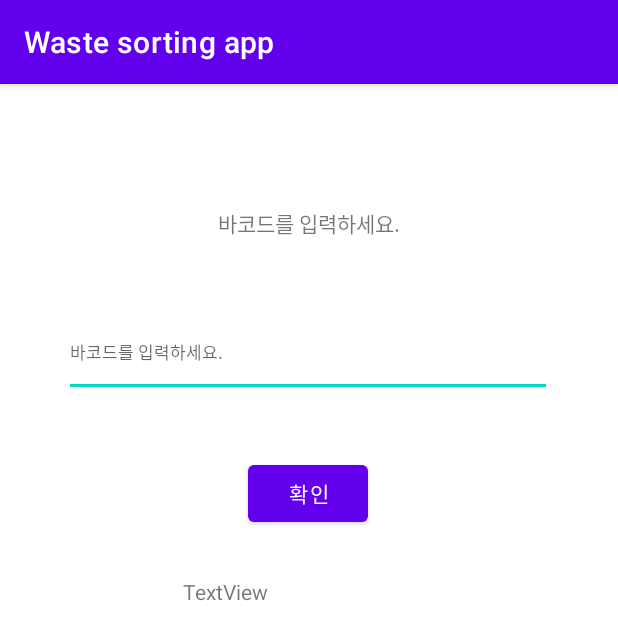
After one commit to qor4/Separation-collection-application-using-barcode-scanning, an Android app: the InsertBarcode screen opened directly, with no data from a screen before it, on a phone screen of 412 x 824 dp. The commit adds this screen. Shown: the top 640 px of the screen. Run offline under Robolectric (Android 15) with nearby library versions, the phone set to English and light mode, and no system bars; libraries missing offline, so code that uses them is left out: com.google.zxing.integration.

```diff
--- /dev/null
+++ b/app/src/main/java/com/example/wastesortingapp/InsertBarcode.java
@@ -0,0 +1,35 @@
+package com.example.wastesortingapp;
+
+import androidx.appcompat.app.AppCompatActivity;
+
+import android.content.Intent;
+import android.os.Bundle;
+import android.text.Editable;
+import android.view.View;
+import android.widget.Button;
+import android.widget.EditText;
+import android.widget.TextView;
+import android.widget.Toast;
+
+import com.google.zxing.integration.android.IntentIntegrator;
+
+public class InsertBarcode extends AppCompatActivity {
+
+    @Override
+    protected void onCreate(Bundle savedInstanceState) {
+        super.onCreate(savedInstanceState);
+        setContentView(R.layout.activity_insert_barcode);
+    }
+
+    public void btn_Click(View v) {
+        Intent ToMain = new Intent();
+        String insertbarcode;
+        EditText editText = (EditText)findViewById(R.id.editText);
+        insertbarcode = String.valueOf(editText.getText());
+        //Toast.makeText(this, "결과 : "+insertbarcode, Toast.LENGTH_LONG).show();
+
+        ToMain.putExtra("Barcodenum", insertbarcode);
+        setResult(RESULT_OK, ToMain);
+        finish();
+    }
+}
--- /dev/null
+++ b/app/src/main/res/layout/activity_insert_barcode.xml
@@ -0,0 +1,61 @@
+<?xml version="1.0" encoding="utf-8"?>
+<androidx.constraintlayout.widget.ConstraintLayout xmlns:android="http://schemas.android.com/apk/res/android"
+    xmlns:app="http://schemas.android.com/apk/res-auto"
+    xmlns:tools="http://schemas.android.com/tools"
+    android:layout_width="match_parent"
+    android:layout_height="match_parent"
+    tools:context=".InsertBarcode">
+
+    <TextView
+        android:id="@+id/textView"
+        android:layout_width="wrap_content"
+        android:layout_height="wrap_content"
+        android:layout_marginTop="82dp"
+        android:text="바코드를 입력하세요."
+        app:layout_constraintEnd_toEndOf="parent"
+        app:layout_constraintStart_toStartOf="parent"
+        app:layout_constraintTop_toTopOf="parent" />
+
+    <EditText
+        android:id="@+id/editText"
+        android:layout_width="325dp"
+        android:layout_height="0dp"
+        android:layout_marginTop="150dp"
+        android:layout_marginBottom="120dp"
+        android:hint="바코드를 입력하세요."
+        android:selectAllOnFocus="true"
+        android:singleLine="true"
+        android:textSize="5pt"
+        app:layout_constraintBottom_toTopOf="@+id/textView2"
+        app:layout_constraintEnd_toEndOf="parent"
+        app:layout_constraintHorizontal_bias="0.494"
+        app:layout_constraintStart_toStartOf="parent"
+        app:layout_constraintTop_toTopOf="parent"
+        tools:text="바코드드" />
+
+    <Button
+        android:id="@+id/button"
+        android:layout_width="80dp"
+        android:layout_height="50dp"
+        android:layout_marginBottom="470dp"
+        android:onClick="btn_Click"
+        android:text="확인"
+        app:layout_constraintBottom_toBottomOf="parent"
+        app:layout_constraintEnd_toEndOf="parent"
+        app:layout_constraintHorizontal_bias="0.498"
+        app:layout_constraintStart_toStartOf="parent"
+        app:layout_constraintTop_toBottomOf="@+id/editText"
+        app:layout_constraintVertical_bias="1.0" />
+
+    <TextView
+        android:id="@+id/textView2"
+        android:layout_width="168dp"
+        android:layout_height="0dp"
+        android:layout_marginBottom="381dp"
+        android:text="TextView"
+        app:layout_constraintBottom_toBottomOf="parent"
+        app:layout_constraintEnd_toEndOf="parent"
+        app:layout_constraintStart_toStartOf="parent"
+        app:layout_constraintTop_toBottomOf="@+id/editText" />
+
+</androidx.constraintlayout.widget.ConstraintLayout>
```
Also changed, not shown: app/src/main/AndroidManifest.xml (+12 -2 lines), app/src/main/java/com/example/wastesortingapp/BookDatabase.java (added, +244 -0 lines), app/src/main/java/com/example/wastesortingapp/BookInfo.java (added, +48 -0 lines), app/src/main/java/com/example/wastesortingapp/MainActivity.java (+65 -8 lines), app/src/main/java/com/example/wastesortingapp/Paper.java (added, +14 -0 lines), app/src/main/res/layout/activity_main.xml (+3 -4 lines), app/src/main/res/layout/activity_paper.xml (added, +40 -0 lines), app/src/main/res/drawable/paper.jpg (added).
